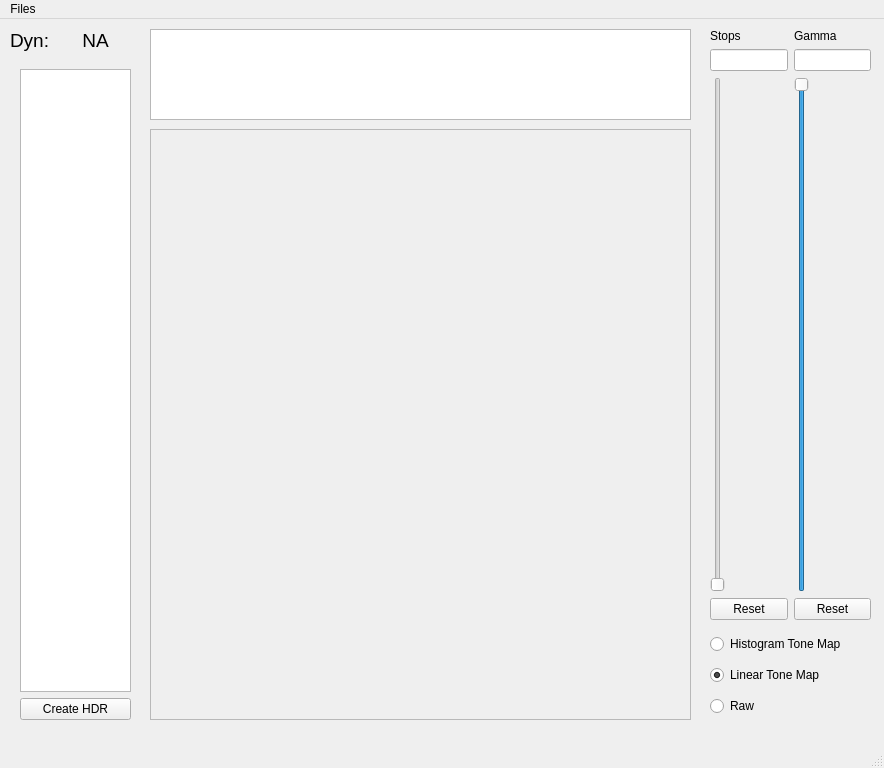
The window that part1/mainwindow.ui (RomainBrault/Advanced-Graphics) describes before a commit, drawn with Qt 5.
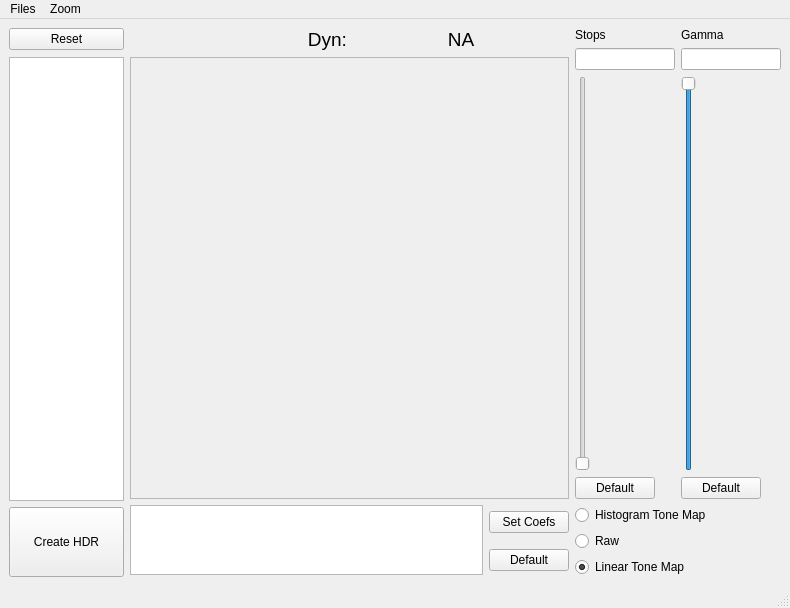
The same window after the commit.

```diff
--- a/part1/mainwindow.ui
+++ b/part1/mainwindow.ui
@@ -6,51 +6,287 @@
    <rect>
     <x>0</x>
     <y>0</y>
-    <width>884</width>
-    <height>768</height>
+    <width>790</width>
+    <height>608</height>
    </rect>
   </property>
   <property name="windowTitle">
    <string>MainWindow</string>
   </property>
   <widget class="QWidget" name="centralwidget">
+   <layout class="QGridLayout" name="gridLayout_4">
+    <item row="2" column="1">
+     <layout class="QGridLayout" name="gridLayout_3">
+      <item row="0" column="0" rowspan="2">
    <widget class="QTableView" name="tableView">
-    <property name="geometry">
-     <rect>
-      <x>150</x>
-      <y>10</y>
-      <width>541</width>
-      <height>91</height>
-     </rect>
+        <property name="sizePolicy">
+         <sizepolicy hsizetype="Expanding" vsizetype="Fixed">
+          <horstretch>0</horstretch>
+          <verstretch>0</verstretch>
+         </sizepolicy>
+        </property>
+        <property name="minimumSize">
+         <size>
+          <width>0</width>
+          <height>70</height>
+         </size>
+        </property>
+        <property name="maximumSize">
+         <size>
+          <width>16777215</width>
+          <height>70</height>
+         </size>
+        </property>
+        <property name="font">
+         <font>
+          <pointsize>9</pointsize>
+         </font>
+        </property>
+        <property name="editTriggers">
+         <set>QAbstractItemView::AnyKeyPressed|QAbstractItemView::CurrentChanged|QAbstractItemView::DoubleClicked|QAbstractItemView::EditKeyPressed</set>
+        </property>
+        <property name="alternatingRowColors">
+         <bool>true</bool>
+        </property>
+        <property name="sortingEnabled">
+         <bool>false</bool>
+        </property>
+       </widget>
+      </item>
+      <item row="0" column="1">
+       <widget class="QPushButton" name="pushButton_4">
+        <property name="sizePolicy">
+         <sizepolicy hsizetype="Fixed" vsizetype="Fixed">
+          <horstretch>0</horstretch>
+          <verstretch>0</verstretch>
+         </sizepolicy>
+        </property>
+        <property name="text">
+         <string>Set Coefs</string>
+        </property>
+       </widget>
+      </item>
+      <item row="1" column="1">
+       <widget class="QPushButton" name="pushButton_5">
+        <property name="sizePolicy">
+         <sizepolicy hsizetype="Fixed" vsizetype="Fixed">
+          <horstretch>0</horstretch>
+          <verstretch>0</verstretch>
+         </sizepolicy>
+        </property>
+        <property name="text">
+         <string>Default</string>
+        </property>
+       </widget>
+      </item>
+     </layout>
+    </item>
+    <item row="1" column="0" rowspan="2">
+     <layout class="QVBoxLayout" name="verticalLayout_2">
+      <item>
+       <widget class="QListView" name="listView">
+        <property name="sizePolicy">
+         <sizepolicy hsizetype="Minimum" vsizetype="Expanding">
+          <horstretch>0</horstretch>
+          <verstretch>0</verstretch>
+         </sizepolicy>
+        </property>
+        <property name="maximumSize">
+         <size>
+          <width>115</width>
+          <height>16777215</height>
+         </size>
     </property>
     <property name="editTriggers">
      <set>QAbstractItemView::NoEditTriggers</set>
     </property>
-   </widget>
-   <widget class="QWidget" name="">
-    <property name="geometry">
-     <rect>
-      <x>710</x>
-      <y>10</y>
-      <width>161</width>
-      <height>591</height>
-     </rect>
-    </property>
+        <property name="wordWrap">
+         <bool>false</bool>
+        </property>
+        <property name="selectionRectVisible">
+         <bool>true</bool>
+        </property>
+       </widget>
+      </item>
+      <item>
+       <widget class="QPushButton" name="pushButton">
+        <property name="sizePolicy">
+         <sizepolicy hsizetype="Preferred" vsizetype="Preferred">
+          <horstretch>0</horstretch>
+          <verstretch>0</verstretch>
+         </sizepolicy>
+        </property>
+        <property name="minimumSize">
+         <size>
+          <width>0</width>
+          <height>70</height>
+         </size>
+        </property>
+        <property name="maximumSize">
+         <size>
+          <width>16777215</width>
+          <height>70</height>
+         </size>
+        </property>
+        <property name="text">
+         <string>Create HDR</string>
+        </property>
+       </widget>
+      </item>
+     </layout>
+    </item>
+    <item row="0" column="1">
+     <layout class="QHBoxLayout" name="horizontalLayout">
+      <item>
+       <widget class="QLabel" name="label">
+        <property name="maximumSize">
+         <size>
+          <width>16777215</width>
+          <height>25</height>
+         </size>
+        </property>
+        <property name="font">
+         <font>
+          <pointsize>14</pointsize>
+         </font>
+        </property>
+        <property name="text">
+         <string>Dyn:</string>
+        </property>
+        <property name="alignment">
+         <set>Qt::AlignRight|Qt::AlignTop|Qt::AlignTrailing</set>
+        </property>
+       </widget>
+      </item>
+      <item>
+       <widget class="QLabel" name="label_4">
+        <property name="font">
+         <font>
+          <pointsize>14</pointsize>
+         </font>
+        </property>
+        <property name="layoutDirection">
+         <enum>Qt::LeftToRight</enum>
+        </property>
+        <property name="text">
+         <string>NA</string>
+        </property>
+        <property name="alignment">
+         <set>Qt::AlignHCenter|Qt::AlignTop</set>
+        </property>
+       </widget>
+      </item>
+     </layout>
+    </item>
+    <item row="2" column="2">
+     <layout class="QVBoxLayout" name="verticalLayout">
+      <item>
+       <widget class="QRadioButton" name="radioButton_1">
+        <property name="sizePolicy">
+         <sizepolicy hsizetype="Fixed" vsizetype="Fixed">
+          <horstretch>0</horstretch>
+          <verstretch>0</verstretch>
+         </sizepolicy>
+        </property>
+        <property name="text">
+         <string>Histogram Tone Map</string>
+        </property>
+       </widget>
+      </item>
+      <item>
+       <widget class="QRadioButton" name="radioButton_3">
+        <property name="sizePolicy">
+         <sizepolicy hsizetype="Fixed" vsizetype="Fixed">
+          <horstretch>0</horstretch>
+          <verstretch>0</verstretch>
+         </sizepolicy>
+        </property>
+        <property name="text">
+         <string>Raw</string>
+        </property>
+        <property name="checked">
+         <bool>false</bool>
+        </property>
+       </widget>
+      </item>
+      <item>
+       <widget class="QRadioButton" name="radioButton_2">
+        <property name="sizePolicy">
+         <sizepolicy hsizetype="Fixed" vsizetype="Fixed">
+          <horstretch>0</horstretch>
+          <verstretch>0</verstretch>
+         </sizepolicy>
+        </property>
+        <property name="text">
+         <string>Linear Tone Map</string>
+        </property>
+        <property name="checked">
+         <bool>true</bool>
+        </property>
+       </widget>
+      </item>
+     </layout>
+    </item>
+    <item row="0" column="2" rowspan="2">
     <layout class="QGridLayout" name="gridLayout">
-     <item row="3" column="1">
-      <widget class="QPushButton" name="pushButton_2">
+      <item row="0" column="0">
+       <widget class="QLabel" name="label_2">
+        <property name="sizePolicy">
+         <sizepolicy hsizetype="Fixed" vsizetype="Preferred">
+          <horstretch>0</horstretch>
+          <verstretch>0</verstretch>
+         </sizepolicy>
+        </property>
        <property name="text">
-        <string>Reset</string>
+         <string>Stops</string>
        </property>
       </widget>
      </item>
      <item row="0" column="1">
       <widget class="QLabel" name="label_3">
+        <property name="sizePolicy">
+         <sizepolicy hsizetype="Fixed" vsizetype="Preferred">
+          <horstretch>0</horstretch>
+          <verstretch>0</verstretch>
+         </sizepolicy>
+        </property>
        <property name="text">
         <string>Gamma</string>
        </property>
       </widget>
      </item>
+      <item row="1" column="0">
+       <widget class="QLineEdit" name="lineEdit_1">
+        <property name="sizePolicy">
+         <sizepolicy hsizetype="Fixed" vsizetype="Fixed">
+          <horstretch>0</horstretch>
+          <verstretch>0</verstretch>
+         </sizepolicy>
+        </property>
+        <property name="maximumSize">
+         <size>
+          <width>100</width>
+          <height>16777215</height>
+         </size>
+        </property>
+       </widget>
+      </item>
+      <item row="1" column="1">
+       <widget class="QLineEdit" name="lineEdit_2">
+        <property name="sizePolicy">
+         <sizepolicy hsizetype="Fixed" vsizetype="Fixed">
+          <horstretch>0</horstretch>
+          <verstretch>0</verstretch>
+         </sizepolicy>
+        </property>
+        <property name="maximumSize">
+         <size>
+          <width>100</width>
+          <height>16777215</height>
+         </size>
+        </property>
+       </widget>
+      </item>
      <item row="2" column="0">
       <widget class="QSlider" name="verticalSlider_1">
        <property name="minimum">
@@ -83,36 +319,60 @@
        </property>
       </widget>
      </item>
-     <item row="1" column="0">
-      <widget class="QLineEdit" name="lineEdit_1"/>
-     </item>
-     <item row="0" column="0">
-      <widget class="QLabel" name="label_2">
-       <property name="text">
-        <string>Stops</string>
-       </property>
-      </widget>
-     </item>
-     <item row="1" column="1">
-      <widget class="QLineEdit" name="lineEdit_2"/>
-     </item>
      <item row="3" column="0">
       <widget class="QPushButton" name="pushButton_1">
+        <property name="sizePolicy">
+         <sizepolicy hsizetype="Fixed" vsizetype="Fixed">
+          <horstretch>0</horstretch>
+          <verstretch>0</verstretch>
+         </sizepolicy>
+        </property>
        <property name="text">
-        <string>Reset</string>
+         <string>Default</string>
+        </property>
+       </widget>
+      </item>
+      <item row="3" column="1">
+       <widget class="QPushButton" name="pushButton_2">
+        <property name="sizePolicy">
+         <sizepolicy hsizetype="Fixed" vsizetype="Fixed">
+          <horstretch>0</horstretch>
+          <verstretch>0</verstretch>
+         </sizepolicy>
+        </property>
+        <property name="text">
+         <string>Default</string>
        </property>
       </widget>
      </item>
     </layout>
-   </widget>
+    </item>
+    <item row="0" column="0">
+     <widget class="QPushButton" name="pushButton_3">
+      <property name="sizePolicy">
+       <sizepolicy hsizetype="Preferred" vsizetype="Fixed">
+        <horstretch>0</horstretch>
+        <verstretch>0</verstretch>
+       </sizepolicy>
+      </property>
+      <property name="text">
+       <string>Reset</string>
+      </property>
+     </widget>
+    </item>
+    <item row="1" column="1">
    <widget class="QScrollArea" name="scrollArea">
-    <property name="geometry">
-     <rect>
-      <x>150</x>
-      <y>110</y>
-      <width>541</width>
-      <height>591</height>
-     </rect>
+      <property name="enabled">
+       <bool>true</bool>
+      </property>
+      <property name="minimumSize">
+       <size>
+        <width>0</width>
+        <height>400</height>
+       </size>
+      </property>
+      <property name="mouseTracking">
+       <bool>false</bool>
     </property>
     <property name="widgetResizable">
      <bool>true</bool>
@@ -122,13 +382,19 @@
       <rect>
        <x>0</x>
        <y>0</y>
-       <width>539</width>
-       <height>589</height>
+         <width>433</width>
+         <height>398</height>
       </rect>
      </property>
      <layout class="QGridLayout" name="gridLayout_2">
       <item row="0" column="0">
        <widget class="QLabel" name="imageLabel">
+          <property name="sizePolicy">
+           <sizepolicy hsizetype="Expanding" vsizetype="MinimumExpanding">
+            <horstretch>0</horstretch>
+            <verstretch>0</verstretch>
+           </sizepolicy>
+          </property>
         <property name="text">
          <string/>
         </property>
@@ -137,147 +403,17 @@
      </layout>
     </widget>
    </widget>
-   <widget class="QLabel" name="label">
-    <property name="geometry">
-     <rect>
-      <x>10</x>
-      <y>10</y>
-      <width>51</width>
-      <height>31</height>
-     </rect>
-    </property>
-    <property name="font">
-     <font>
-      <pointsize>14</pointsize>
-     </font>
-    </property>
-    <property name="text">
-     <string>Dyn:</string>
-    </property>
-    <property name="alignment">
-     <set>Qt::AlignLeading|Qt::AlignLeft|Qt::AlignTop</set>
-    </property>
-   </widget>
-   <widget class="QLabel" name="label_4">
-    <property name="geometry">
-     <rect>
-      <x>50</x>
-      <y>10</y>
-      <width>91</width>
-      <height>31</height>
-     </rect>
-    </property>
-    <property name="font">
-     <font>
-      <pointsize>14</pointsize>
-     </font>
-    </property>
-    <property name="layoutDirection">
-     <enum>Qt::LeftToRight</enum>
-    </property>
-    <property name="text">
-     <string>NA</string>
-    </property>
-    <property name="alignment">
-     <set>Qt::AlignHCenter|Qt::AlignTop</set>
-    </property>
-   </widget>
-   <widget class="QWidget" name="">
-    <property name="geometry">
-     <rect>
-      <x>20</x>
-      <y>50</y>
-      <width>111</width>
-      <height>651</height>
-     </rect>
-    </property>
-    <layout class="QVBoxLayout" name="verticalLayout_2">
-     <item>
-      <widget class="QListView" name="listView">
-       <property name="editTriggers">
-        <set>QAbstractItemView::NoEditTriggers</set>
-       </property>
-       <property name="wordWrap">
-        <bool>false</bool>
-       </property>
-       <property name="selectionRectVisible">
-        <bool>true</bool>
-       </property>
-      </widget>
-     </item>
-     <item>
-      <widget class="QPushButton" name="pushButton">
-       <property name="text">
-        <string>Create HDR</string>
-       </property>
-      </widget>
-     </item>
-    </layout>
-   </widget>
-   <widget class="QWidget" name="">
-    <property name="geometry">
-     <rect>
-      <x>710</x>
-      <y>610</y>
-      <width>166</width>
-      <height>92</height>
-     </rect>
-    </property>
-    <layout class="QVBoxLayout" name="verticalLayout">
-     <item>
-      <widget class="QRadioButton" name="radioButton_1">
-       <property name="text">
-        <string>Histogram Tone Map</string>
-       </property>
-      </widget>
-     </item>
-     <item>
-      <widget class="QRadioButton" name="radioButton_2">
-       <property name="text">
-        <string>Linear Tone Map</string>
-       </property>
-       <property name="checked">
-        <bool>true</bool>
-       </property>
-      </widget>
-     </item>
-     <item>
-      <widget class="QRadioButton" name="radioButton_3">
-       <property name="text">
-        <string>Raw</string>
-       </property>
-       <property name="checked">
-        <bool>false</bool>
-       </property>
-      </widget>
-     </item>
-    </layout>
-   </widget>
-   <zorder>listView</zorder>
-   <zorder>tableView</zorder>
-   <zorder>pushButton</zorder>
-   <zorder>verticalSlider_1</zorder>
-   <zorder>verticalSlider_2</zorder>
-   <zorder>radioButton_1</zorder>
-   <zorder>radioButton_2</zorder>
-   <zorder>radioButton_3</zorder>
-   <zorder>lineEdit</zorder>
-   <zorder>lineEdit_2</zorder>
-   <zorder>label_2</zorder>
-   <zorder>label_3</zorder>
-   <zorder></zorder>
-   <zorder>horizontalSlider</zorder>
-   <zorder></zorder>
+    </item>
+   </layout>
    <zorder>scrollArea</zorder>
-   <zorder>label</zorder>
-   <zorder>label_4</zorder>
+   <zorder>pushButton_3</zorder>
   </widget>
   <widget class="QMenuBar" name="menubar">
    <property name="geometry">
     <rect>
      <x>0</x>
      <y>0</y>
-     <width>884</width>
+     <width>790</width>
      <height>29</height>
     </rect>
    </property>
@@ -296,7 +432,15 @@
     <addaction name="menuSave"/>
     <addaction name="actionReset"/>
    </widget>
+   <widget class="QMenu" name="menuZoom">
+    <property name="title">
+     <string>Zoom</string>
+    </property>
+    <addaction name="actionZoom_in"/>
+    <addaction name="actionZoom_out"/>
+   </widget>
    <addaction name="menuFiles"/>
+   <addaction name="menuZoom"/>
   </widget>
   <widget class="QStatusBar" name="statusbar"/>
   <action name="action_Open">
@@ -319,6 +463,16 @@
     <string>Reset</string>
    </property>
   </action>
+  <action name="actionZoom_in">
+   <property name="text">
+    <string>Zoom in (+2)</string>
+   </property>
+  </action>
+  <action name="actionZoom_out">
+   <property name="text">
+    <string>Zoom out (-2)</string>
+   </property>
+  </action>
  </widget>
  <resources/>
  <connections/>
```
Lines whose indentation alone changed are shown as unchanged.
